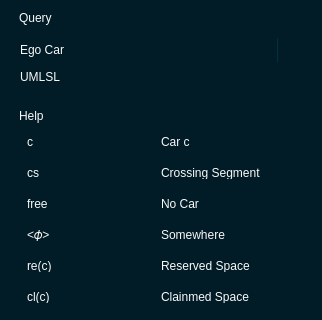
Qt form pse/umlsl_editor/src/view/widgets/qt_widgets/query_dialog.ui (69420pm/UMLSL-traffic-editor) before a commit; both pictures show x 0 to 322 and y 0 to 320 of the 322 by 616 pixel window.
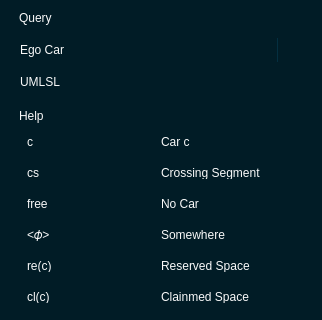
The same form after that commit. Icons and pictures are not drawn.

Commit message: fixed lable not alligned in query dialog

Patch:
```diff
--- a/pse/umlsl_editor/src/view/widgets/qt_widgets/query_dialog.ui
+++ b/pse/umlsl_editor/src/view/widgets/qt_widgets/query_dialog.ui
@@ -332,7 +332,7 @@
             <string>UMLSL</string>
            </property>
            <property name="alignment">
-            <set>Qt::AlignmentFlag::AlignLeading|Qt::AlignmentFlag::AlignLeft|Qt::AlignmentFlag::AlignTop</set>
+            <set>Qt::AlignmentFlag::AlignLeading|Qt::AlignmentFlag::AlignLeft|Qt::AlignmentFlag::AlignVCenter</set>
            </property>
            <property name="margin">
             <number>0</number>
```
The commit also changes 1 other file.
